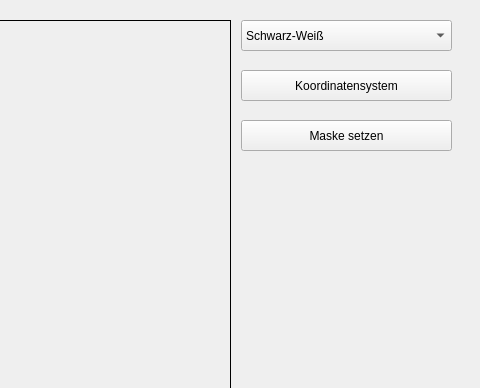
Qt form Rutenerkennung/mainwindow.ui (MarvinElz/Rutenerkennung) before a commit; both pictures show x 429 to 909 and y 0 to 388 of the 909 by 564 pixel window.
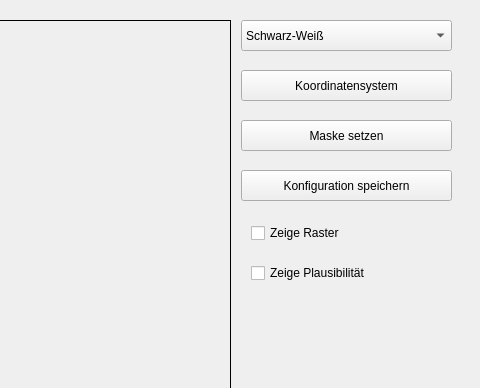
The same form after that commit.

Diff of the .ui file:
```diff
--- a/Rutenerkennung/mainwindow.ui
+++ b/Rutenerkennung/mainwindow.ui
@@ -109,6 +109,45 @@
      <string>Maske setzen</string>
     </property>
    </widget>
+   <widget class="QPushButton" name="Save_Configuration">
+    <property name="geometry">
+     <rect>
+      <x>670</x>
+      <y>170</y>
+      <width>211</width>
+      <height>31</height>
+     </rect>
+    </property>
+    <property name="text">
+     <string>Konfiguration speichern</string>
+    </property>
+   </widget>
+   <widget class="QCheckBox" name="Show_Grid">
+    <property name="geometry">
+     <rect>
+      <x>680</x>
+      <y>220</y>
+      <width>141</width>
+      <height>26</height>
+     </rect>
+    </property>
+    <property name="text">
+     <string>Zeige Raster</string>
+    </property>
+   </widget>
+   <widget class="QCheckBox" name="Show_Plausibility">
+    <property name="geometry">
+     <rect>
+      <x>680</x>
+      <y>260</y>
+      <width>191</width>
+      <height>26</height>
+     </rect>
+    </property>
+    <property name="text">
+     <string>Zeige Plausibilität</string>
+    </property>
+   </widget>
   </widget>
   <widget class="QMenuBar" name="menubar">
    <property name="geometry">
```
Left out of the diff: 10 changed lines with no effect on the pictures.
